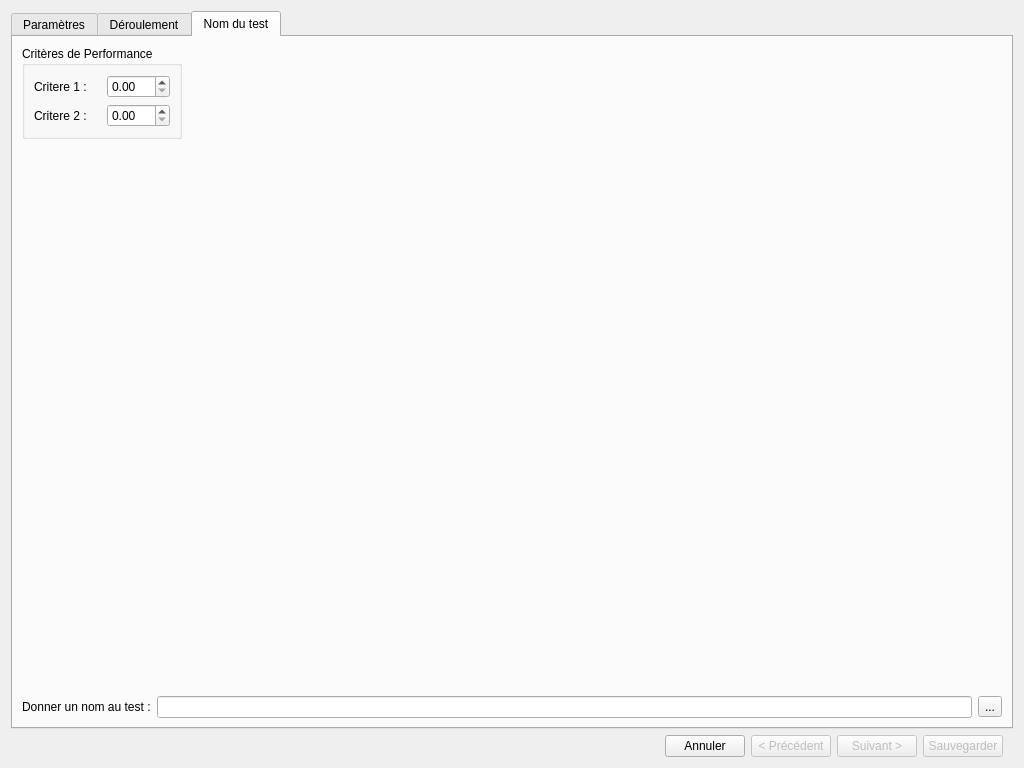
Above: creationtest.ui from InformatiqueAtmoNA/tam before the change. Below: the same form after it.
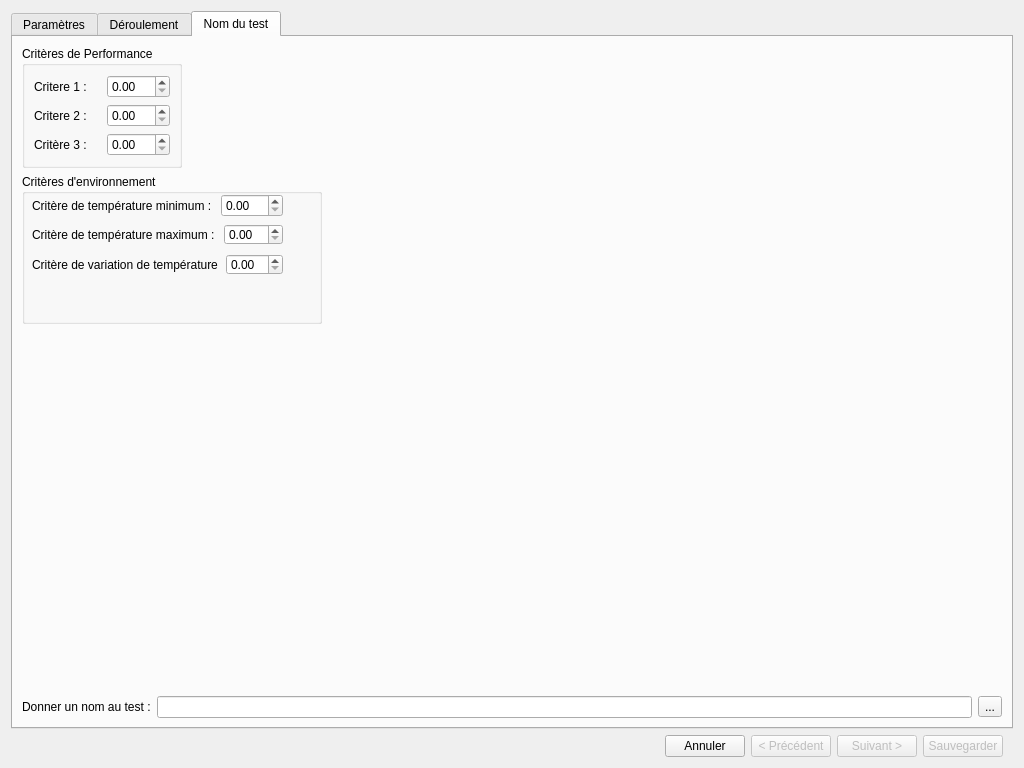
That is the form after the change.

What changed in the file:
```diff
--- a/creationtest.ui
+++ b/creationtest.ui
@@ -293,6 +293,13 @@
                    <layout class="QGridLayout" name="gridLayout_5">
                     <item row="0" column="0">
                      <layout class="QVBoxLayout" name="verticalLayout_2">
+                      <item>
+                       <widget class="QCheckBox" name="checkBoxFavori">
+                        <property name="text">
+                         <string>Mettre en favori</string>
+                        </property>
+                       </widget>
+                      </item>
                       <item>
                        <layout class="QHBoxLayout" name="horizontalLayout_6">
                         <item>
@@ -783,33 +790,6 @@
               <string>Critères de Performance</string>
              </property>
              <layout class="QGridLayout" name="gridLayout_6">
-              <item row="0" column="0">
-               <layout class="QHBoxLayout" name="horizontalLayout_3">
-                <item>
-                 <widget class="QLabel" name="label_critere1">
-                  <property name="text">
-                   <string>Critere 1 :</string>
-                  </property>
-                 </widget>
-                </item>
-                <item>
-                 <widget class="QDoubleSpinBox" name="doubleSpinBox_critere1">
-                  <property name="maximumSize">
-                   <size>
-                    <width>63</width>
-                    <height>27</height>
-                   </size>
-                  </property>
-                  <property name="decimals">
-                   <number>2</number>
-                  </property>
-                  <property name="maximum">
-                   <double>1000.000000000000000</double>
-                  </property>
-                 </widget>
-                </item>
-               </layout>
-              </item>
               <item row="1" column="0">
                <layout class="QHBoxLayout" name="horizontalLayout_4">
                 <item>
@@ -837,6 +817,54 @@
                 </item>
                </layout>
               </item>
+              <item row="0" column="0">
+               <layout class="QHBoxLayout" name="horizontalLayout_3">
+                <item>
+                 <widget class="QLabel" name="label_critere1">
+                  <property name="text">
+                   <string>Critere 1 :</string>
+                  </property>
+                 </widget>
+                </item>
+                <item>
+                 <widget class="QDoubleSpinBox" name="doubleSpinBox_critere1">
+                  <property name="maximumSize">
+                   <size>
+                    <width>63</width>
+                    <height>27</height>
+                   </size>
+                  </property>
+                  <property name="decimals">
+                   <number>2</number>
+                  </property>
+                  <property name="maximum">
+                   <double>1000.000000000000000</double>
+                  </property>
+                 </widget>
+                </item>
+               </layout>
+              </item>
+              <item row="2" column="0">
+               <layout class="QHBoxLayout" name="horizontalLayout_20">
+                <item>
+                 <widget class="QLabel" name="label_critere3">
+                  <property name="text">
+                   <string>Critère 3 :</string>
+                  </property>
+                 </widget>
+                </item>
+                <item>
+                 <widget class="QDoubleSpinBox" name="doubleSpinBox_critere3">
+                  <property name="maximumSize">
+                   <size>
+                    <width>63</width>
+                    <height>27</height>
+                   </size>
+                  </property>
+                 </widget>
+                </item>
+               </layout>
+              </item>
              </layout>
             </widget>
            </item>
@@ -856,6 +884,123 @@
           </layout>
          </item>
          <item row="1" column="0">
+          <layout class="QHBoxLayout" name="horizontalLayout_22">
+           <item>
+            <widget class="QGroupBox" name="groupBox_critere_temp">
+             <property name="minimumSize">
+              <size>
+               <width>300</width>
+               <height>150</height>
+              </size>
+             </property>
+             <property name="title">
+              <string>Critères d'environnement</string>
+             </property>
+             <widget class="QWidget" name="horizontalLayoutWidget">
+              <property name="geometry">
+               <rect>
+                <x>10</x>
+                <y>20</y>
+                <width>251</width>
+                <height>24</height>
+               </rect>
+              </property>
+              <layout class="QHBoxLayout" name="horizontalLayout_9">
+               <item>
+                <widget class="QLabel" name="label_crit_temp_min">
+                 <property name="text">
+                  <string>Critère de température minimum : </string>
+                 </property>
+                </widget>
+               </item>
+               <item>
+                <widget class="QDoubleSpinBox" name="doubleSpinBox_crit_temp_min"/>
+               </item>
+              </layout>
+             </widget>
+             <widget class="QWidget" name="horizontalLayoutWidget_2">
+              <property name="geometry">
+               <rect>
+                <x>10</x>
+                <y>80</y>
+                <width>251</width>
+                <height>21</height>
+               </rect>
+              </property>
+              <layout class="QHBoxLayout" name="horizontalLayout_16">
+               <item>
+                <widget class="QLabel" name="label_crit_variation_temp">
+                 <property name="text">
+                  <string>Critère de variation de température : </string>
+                 </property>
+                </widget>
+               </item>
+               <item>
+                <widget class="QDoubleSpinBox" name="doubleSpinBox_crit_variation_temp"/>
+               </item>
+              </layout>
+             </widget>
+             <widget class="QWidget" name="horizontalLayoutWidget_3">
+              <property name="geometry">
+               <rect>
+                <x>10</x>
+                <y>50</y>
+                <width>251</width>
+                <height>21</height>
+               </rect>
+              </property>
+              <layout class="QHBoxLayout" name="horizontalLayout_21">
+               <item>
+                <widget class="QLabel" name="label_crit_temp_max">
+                 <property name="text">
+                  <string>Critère de température maximum : </string>
+                 </property>
+                </widget>
+               </item>
+               <item>
+                <widget class="QDoubleSpinBox" name="doubleSpinBox_crit_temp_max"/>
+               </item>
+              </layout>
+             </widget>
+            </widget>
+           </item>
+           <item>
+            <spacer name="horizontalSpacer_5">
+             <property name="orientation">
+              <enum>Qt::Horizontal</enum>
+             </property>
+             <property name="sizeHint" stdset="0">
+              <size>
+               <width>40</width>
+               <height>20</height>
+              </size>
+             </property>
+            </spacer>
+           </item>
+          </layout>
+         </item>
+         <item row="3" column="0">
+          <layout class="QHBoxLayout" name="horizontalLayout_19">
+           <item>
+            <widget class="QLabel" name="label_15">
+             <property name="text">
+              <string>Donner un nom au test :</string>
+             </property>
+            </widget>
+           </item>
+           <item>
+            <widget class="QLineEdit" name="lineEdit_NomTest"/>
+           </item>
+           <item>
+            <widget class="QToolButton" name="button_fichierXML">
+             <property name="text">
+              <string>...</string>
+             </property>
+            </widget>
+           </item>
+          </layout>
+         </item>
+         <item row="2" column="0">
           <spacer name="verticalSpacer_5">
            <property name="orientation">
             <enum>Qt::Vertical</enum>
@@ -868,27 +1013,6 @@
            </property>
           </spacer>
          </item>
-         <item row="2" column="0">
-          <layout class="QHBoxLayout" name="horizontalLayout_19">
-           <item>
-            <widget class="QLabel" name="label_15">
-             <property name="text">
-              <string>Donner un nom au test :</string>
-             </property>
-            </widget>
-           </item>
-           <item>
-            <widget class="QLineEdit" name="lineEdit_NomTest"/>
-           </item>
-           <item>
-            <widget class="QToolButton" name="button_fichierXML">
-             <property name="text">
-              <string>...</string>
-             </property>
-            </widget>
-           </item>
-          </layout>
-         </item>
         </layout>
        </widget>
       </widget>
```
